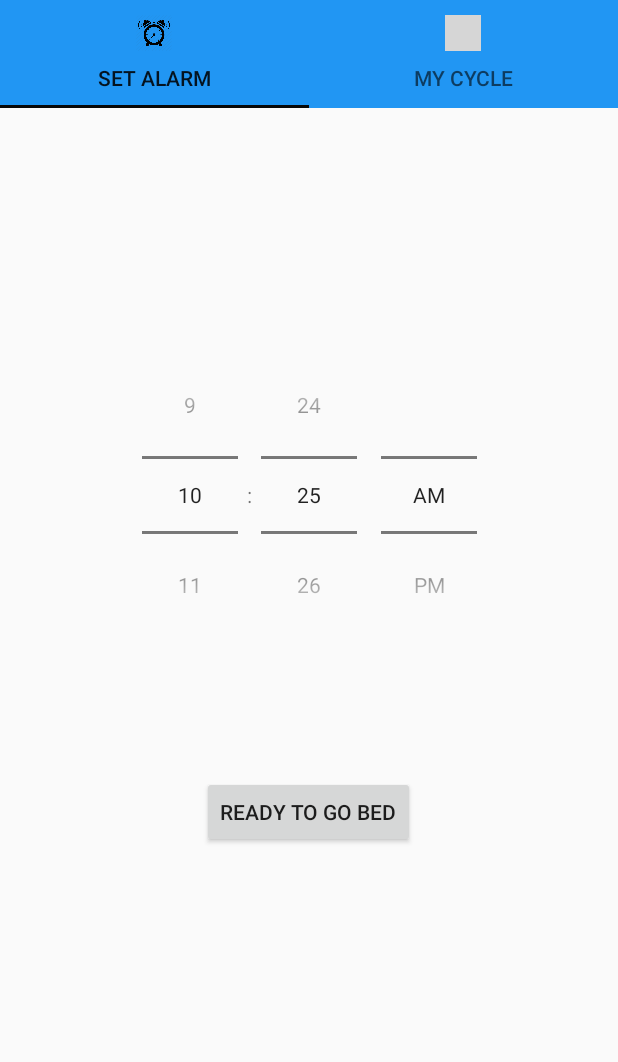
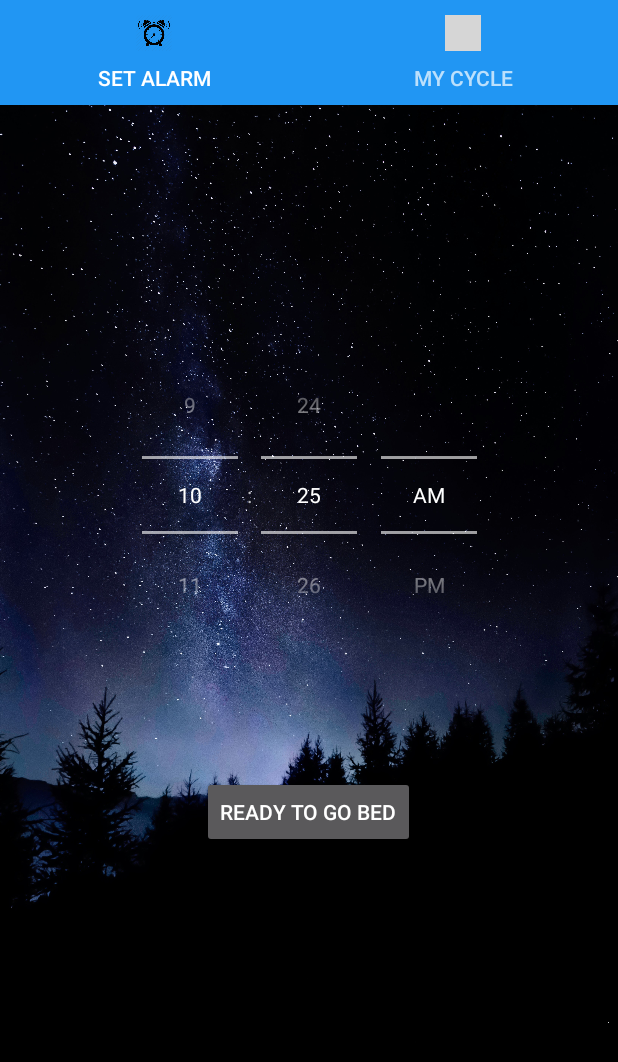
Before and after one commit to Sangmean/MobileAppProject, an Android app: the screen it shows after launch (MainActivity), on a phone screen of 412 x 824 dp. Shown: the top 1062 px of the screen. Run offline under Robolectric (Android 15) with nearby library versions, the light colour scheme and no system bars; grey boxes are pictures that could not be loaded.

Commit message:
change theme

```diff
--- a/app/src/main/res/layout/activity_main.xml
+++ b/app/src/main/res/layout/activity_main.xml
@@ -25,6 +25,7 @@
         app:layout_constraintBottom_toBottomOf="parent"
         app:layout_constraintEnd_toEndOf="parent"
         app:layout_constraintStart_toStartOf="parent"
-        app:layout_constraintTop_toTopOf="parent" />
+        app:layout_constraintTop_toTopOf="parent"
+        android:background="@drawable/night"/>
 
 </androidx.constraintlayout.widget.ConstraintLayout>
--- a/app/src/main/res/values/styles.xml
+++ b/app/src/main/res/values/styles.xml
@@ -1,7 +1,7 @@
 <resources>
 
     <!-- Base application theme. -->
-    <style name="AppTheme" parent="Theme.AppCompat.Light.NoActionBar">
+    <style name="AppTheme" parent="Theme.AppCompat.NoActionBar">
         <!-- Customize your theme here. -->
         <item name="colorPrimary">@color/colorPrimary</item>
         <item name="colorPrimaryDark">@color/colorPrimaryDark</item>
```
